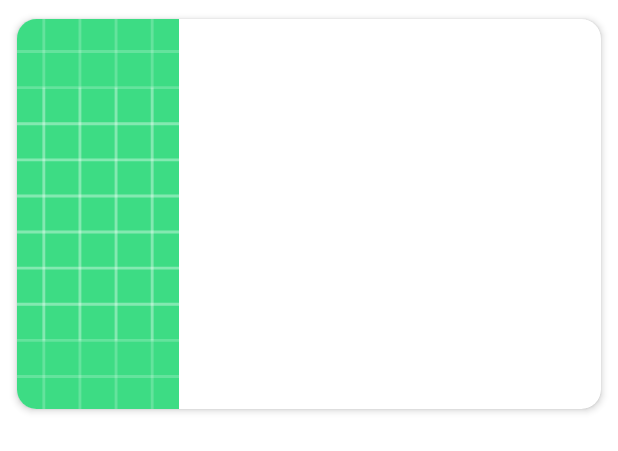
After one commit to BartekReterski/Quote-For-the-Day-2.0, an Android app: the layout settings_items.xml on its own in the app's theme, with its tools: preview values and no code run, on a phone screen of 412 x 824 dp. The commit adds this screen. Shown: the top 451 px of the screen. Run offline under Robolectric (Android 15) with nearby library versions, the phone set to English and light mode, and no system bars.

Commit message:
zmiana aktywności ustawień oraz dostosowanie do nie logiki obrazów z zahardcodowanych drawable

```diff
--- a/Quotefortheday/app/build.gradle
+++ b/Quotefortheday/app/build.gradle
@@ -40,6 +40,7 @@ dependencies {
     implementation 'com.github.eggheadgames:android-realm-asset-helper:2.1.0'
     implementation 'com.github.MohamedWessam:no-internet-layout:0.1.1'
     implementation 'com.google.code.gson:gson:2.8.6'
+    implementation 'com.squareup.picasso:picasso:2.71828'
     testImplementation 'junit:junit:4.+'
     androidTestImplementation 'androidx.test.ext:junit:1.1.2'
     androidTestImplementation 'androidx.test.espresso:espresso-core:3.3.0'
--- a/Quotefortheday/app/src/main/res/layout/activity_main.xml
+++ b/Quotefortheday/app/src/main/res/layout/activity_main.xml
@@ -3,11 +3,10 @@
     xmlns:app="http://schemas.android.com/apk/res-auto"
     xmlns:tools="http://schemas.android.com/tools"
     android:layout_width="match_parent"
+    android:id="@+id/contraint_layout"
     android:layout_height="match_parent"
     android:background="@color/backgroundColor"
     tools:context=".activities.MainActivity">
-
-
 
     <TextView
         android:id="@+id/quoteText"
@@ -16,7 +15,7 @@
         android:layout_marginTop="@dimen/_40sdp"
         android:gravity="center"
         android:padding="@dimen/_10sdp"
-        android:text="Życie to jest wielka wieża, taka wieża w morde jeża\n -Roman Kurski-Miodowe Lata"
+        android:text="“To remain stable is to refrain from trying to separate yourself from a pain because you know that you cannot. Running away from fear is fear, fighting pain is pain, trying to be brave is being scared. If the mind is in pain, the mind is pain. The thinker has no other form than his thought. There is no escape.”"
         android:textSize="@dimen/_15sdp"
         android:textStyle="bold"
         app:layout_constraintEnd_toEndOf="parent"
@@ -56,7 +55,6 @@
         app:menu_labels_textColor="#f2f1f1"
         app:menu_labels_textSize="15sp"
         app:menu_openDirection="up"
-        app:menu_shadowColor="#66aff198"
         app:menu_shadowRadius="@dimen/_3sdp"
         app:menu_shadowXOffset="1dp"
         app:menu_shadowYOffset="@dimen/_3sdp"
--- /dev/null
+++ b/Quotefortheday/app/src/main/res/layout/settings_items.xml
@@ -0,0 +1,40 @@
+<LinearLayout xmlns:android="http://schemas.android.com/apk/res/android"
+    xmlns:app="http://schemas.android.com/apk/res-auto"
+    android:layout_width="match_parent"
+    android:layout_height="wrap_content"
+    android:orientation="vertical">
+
+    <androidx.cardview.widget.CardView
+        android:id="@+id/cardview"
+        android:layout_width="match_parent"
+        android:layout_height="match_parent"
+        android:layout_gravity="center"
+        app:cardCornerRadius="@dimen/_10sdp"
+        app:cardElevation="3dp"
+        android:layout_margin="4dp"
+        app:cardUseCompatPadding="true">
+
+        <LinearLayout
+            android:layout_width="match_parent"
+            android:layout_height="match_parent"
+            android:orientation="vertical">
+
+            <ImageView
+                android:id="@+id/background_Image"
+                android:layout_width="wrap_content"
+                android:scaleType="centerCrop"
+                android:layout_height="@dimen/_200sdp"
+                android:src="@drawable/ic_launcher_background" />
+
+            <TextView
+                android:id="@+id/background_Image_Description"
+                android:layout_width="match_parent"
+                android:layout_height="wrap_content"
+                android:gravity="center"
+                android:visibility="gone"
+                android:text="TextView"
+                android:textSize="18sp"
+                android:textStyle="italic|bold" />
+            </LinearLayout>
+            </androidx.cardview.widget.CardView>
+            </LinearLayout>
--- a/Quotefortheday/app/src/main/res/menu/main_menu.xml
+++ b/Quotefortheday/app/src/main/res/menu/main_menu.xml
@@ -13,7 +13,7 @@
         app:showAsAction="never" />
     <item
         android:id="@+id/action_settings"
-        android:title="Settings"
+        android:title="Themes"
         app:showAsAction="never" />
     <item
         android:id="@+id/action_about_app"
```
Also changed, not shown: Quotefortheday/app/src/main/java/com/dayquote/quotefortheday/activities/MainActivity.java (+26 -0 lines), Quotefortheday/app/src/main/java/com/dayquote/quotefortheday/activities/SettingsActivity.java (+37 -63 lines), Quotefortheday/app/src/main/java/com/dayquote/quotefortheday/adapters/SettingsAdapter.java (added, +95 -0 lines), Quotefortheday/app/src/main/java/com/dayquote/quotefortheday/models/SettingsModel.java (added, +27 -0 lines), Quotefortheday/app/src/main/res/layout/activity_settings.xml (+13 -23 lines), Quotefortheday/app/src/main/res/drawable/okk.jpg (added), Quotefortheday/app/src/main/res/drawable/wall.jpg (added).
